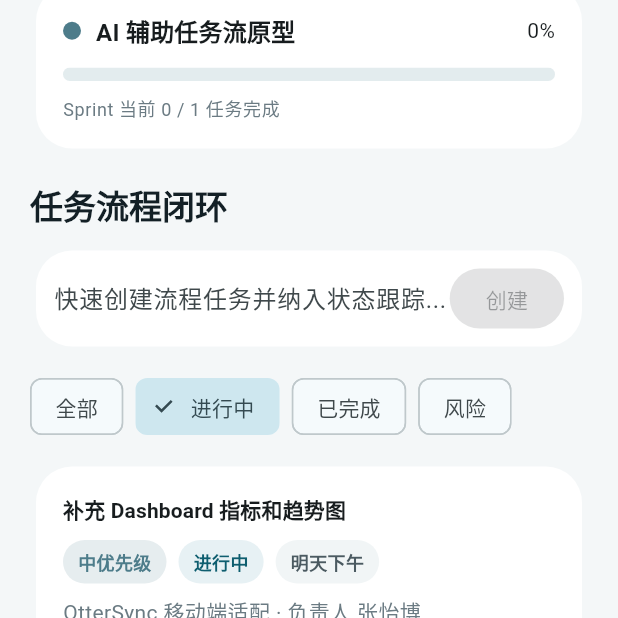
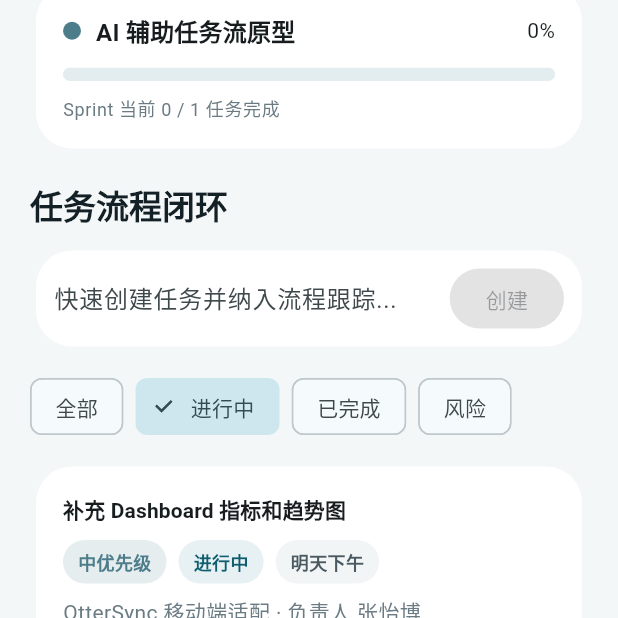
Before and after one commit to rain-knows/OtterSync, a Flutter app: the screen it shows after launch, scrolled down 1152 dp, on a phone screen of 412 x 824 dp, the top half of it. Run offline on Flutter 3.47's test engine with Material 3 defaults, Android fonts, the phone set to English and light mode, and no system bars.

Commit message:
fix: address review findings in assignment flow and data mutability
Agent-Logs-Url: https://github.com/rain-knows/OtterSync/sessions/690a2ee6-4621-4804-90de-2f3f6a56d339

Co-authored-by: rain-knows <159687868+rain-knows@users.noreply.github.com>

```diff
--- a/lib/pages/Home/index.dart
+++ b/lib/pages/Home/index.dart
@@ -297,7 +297,7 @@ class _QuickAddCard extends StatelessWidget {
                 controller: controller,
                 decoration: const InputDecoration(
                   border: InputBorder.none,
-                  hintText: '快速创建流程任务并纳入状态跟踪...',
+                  hintText: '快速创建任务并纳入流程跟踪...',
                 ),
                 onChanged: onChanged,
                 onSubmitted: (_) {
--- a/lib/state/app_state.dart
+++ b/lib/state/app_state.dart
@@ -60,7 +60,7 @@ class TaskItem {
   final String id;
   final String title;
   final String projectId;
-  final String assigneeId;
+  String assigneeId;
   final TaskPriority priority;
   final String dueText;
   TaskStatus status;
@@ -292,7 +292,7 @@ class AppState extends ChangeNotifier {
     WorkspaceAudit(action: 'AI 建议执行', operator: '王行健', scope: 'AI 辅助任务流原型', time: '今天 10:10'),
     WorkspaceAudit(action: '风险任务复核', operator: '林雯', scope: 'OtterSync 移动端适配', time: '昨天 17:45'),
   ];
-  final List<WorkspaceAudit> _audits = [..._seedAudits];
+  final List<WorkspaceAudit> _audits = List.from(_seedAudits);
 
   final List<String> promptTemplates = const [
     '生成测试步骤',
@@ -509,6 +509,7 @@ class AppState extends ChangeNotifier {
     if (task == null) {
       return;
     }
+    task.assigneeId = memberId;
     task.history.insert(0, TaskHistoryEntry(message: '负责人调整为 ${memberNameById(memberId)}', time: DateTime.now()));
     _addActivity('任务「${task.title}」重新分配给 ${memberNameById(memberId)}');
     _addAudit('任务分配', memberNameById(memberId), projectNameById(task.projectId));
```
Also changed, not shown: 1 other file.
